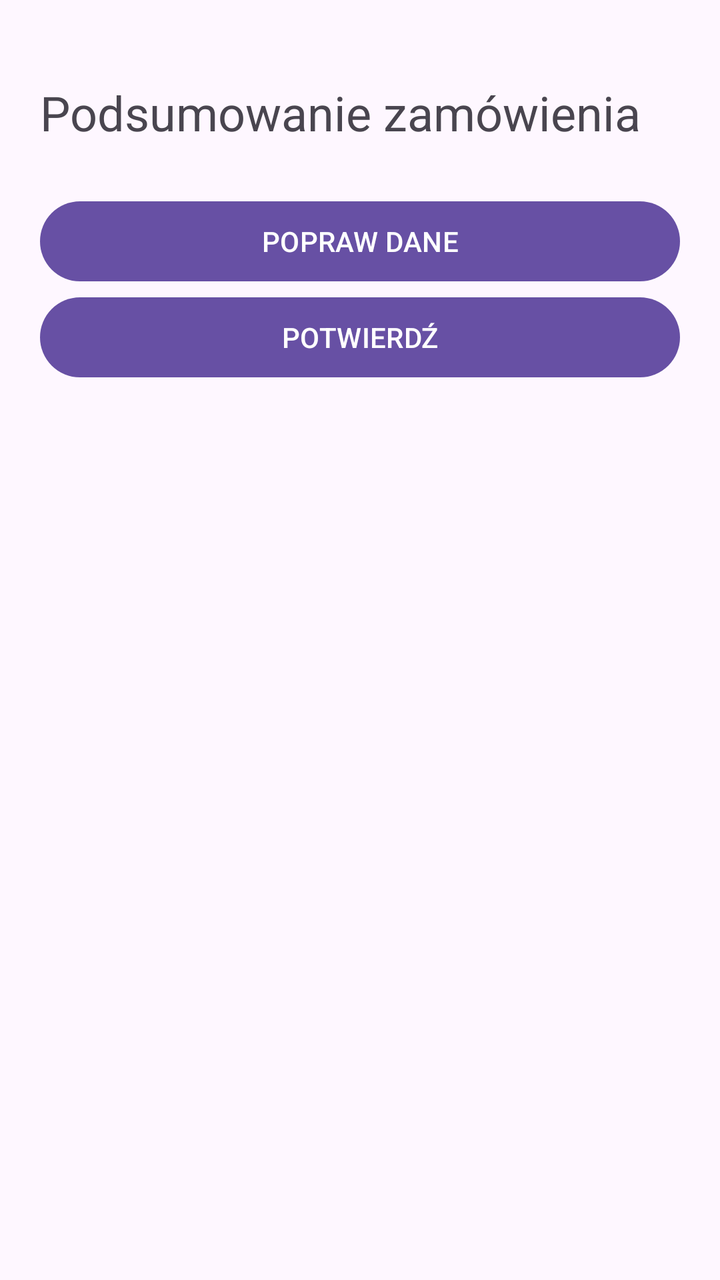
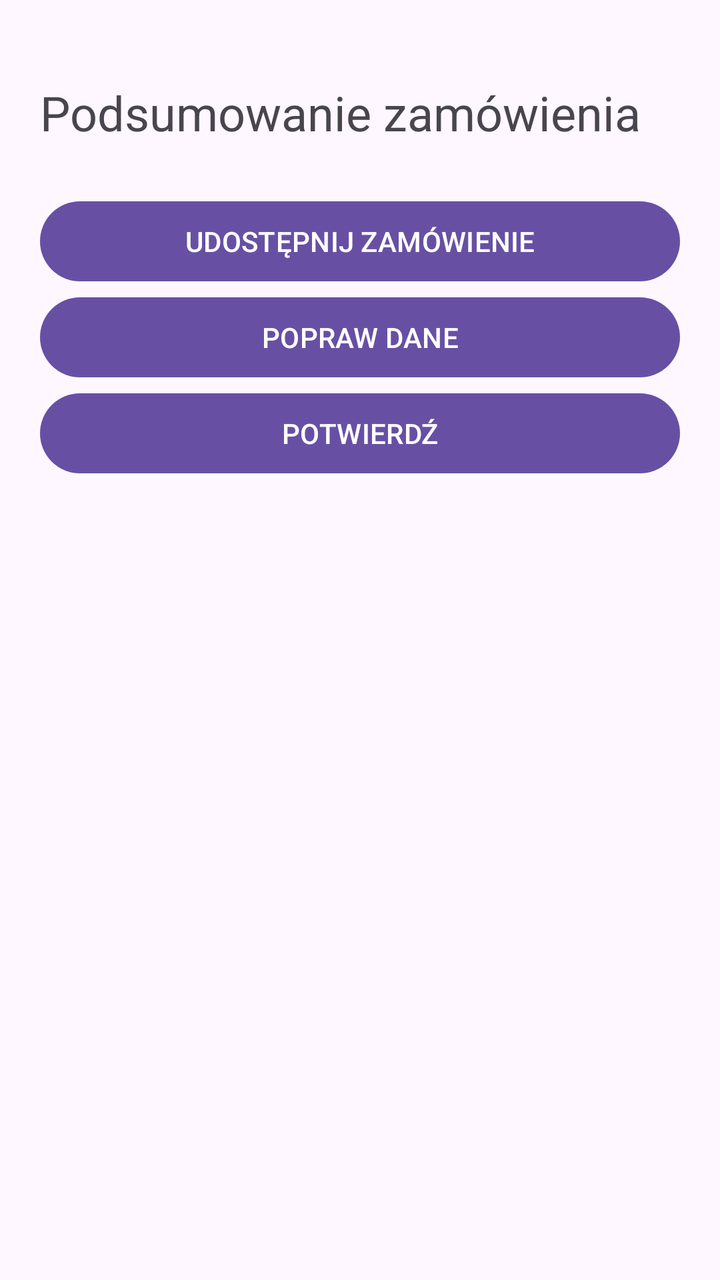

Two renders of the same Android screen: before a commit and after it. Below are the layout's source before the change and the commit's diff.
<!-- AndroidManifest.xml: application theme Theme.Intencjedrugiekran -->
<!-- res/layout/activity_summary.xml -->
<?xml version="1.0" encoding="utf-8"?>
<LinearLayout xmlns:android="http://schemas.android.com/apk/res/android"
    android:layout_width="match_parent"
    android:layout_height="match_parent"
    android:orientation="vertical"
    android:paddingTop="40dp"
    android:paddingStart="20dp"
    android:paddingEnd="20dp"
    android:paddingBottom="20dp">

    <TextView
        android:id="@+id/tvHeaderSummary"
        android:layout_width="match_parent"
        android:layout_height="wrap_content"
        android:text="@string/header_summary"
        android:textSize="24sp" />

    <TextView
        android:id="@+id/tvSummary"
        android:layout_width="match_parent"
        android:layout_height="wrap_content"
        android:textSize="18sp" />

    <Button
        android:id="@+id/btnEdit"
        android:layout_width="match_parent"
        android:layout_height="wrap_content"
        android:text="@string/btn_edit" />

    <Button
        android:id="@+id/btnConfirm"
        android:layout_width="match_parent"
        android:layout_height="wrap_content"
        android:text="@string/btn_confirm" />

</LinearLayout>
<!-- resources referenced by this layout -->
<resources>
  <string name="btn_confirm">POTWIERDŹ</string>
  <string name="btn_edit">POPRAW DANE</string>
  <string name="header_summary">Podsumowanie zamówienia</string>
  <style name="Theme.Intencjedrugiekran" parent="Base.Theme.Intencjedrugiekran" />
  <style name="Base.Theme.Intencjedrugiekran" parent="Theme.Material3.DayNight.NoActionBar">
          
          
      </style>
</resources>

<!-- the commit's change to res/layout/activity_summary.xml (unified diff, before → after) -->
@@ -22,6 +22,12 @@
         android:textSize="18sp" />
 
     <Button
+        android:id="@+id/btnShare"
+        android:layout_width="match_parent"
+        android:layout_height="wrap_content"
+        android:text="@string/btn_share" />
+
+    <Button
         android:id="@+id/btnEdit"
         android:layout_width="match_parent"
         android:layout_height="wrap_content"
<!-- resource entries referenced after the edit -->
@@ -2,6 +2,7 @@
 <resources>
   <string name="btn_confirm">POTWIERDŹ</string>
   <string name="btn_edit">POPRAW DANE</string>
+  <string name="btn_share">UDOSTĘPNIJ ZAMÓWIENIE</string>
   <string name="header_summary">Podsumowanie zamówienia</string>
   <style name="Theme.Intencjedrugiekran" parent="Base.Theme.Intencjedrugiekran" />
   <style name="Base.Theme.Intencjedrugiekran" parent="Theme.Material3.DayNight.NoActionBar">
